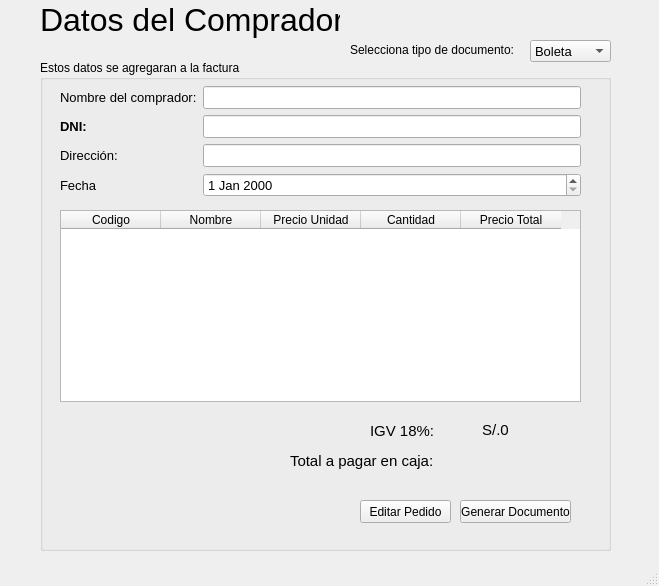
Old version of the form ui/login.ui in the repository nashvent/libreria.
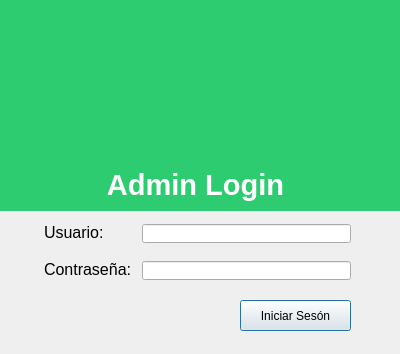
New version of the form. Icons and pictures are not drawn.

Commit message: avance del login

Patch:
```diff
--- a/ui/login.ui
+++ b/ui/login.ui
@@ -1,373 +1,176 @@
 <?xml version="1.0" encoding="UTF-8"?>
 <ui version="4.0">
- <class>MainWindow</class>
- <widget class="QMainWindow" name="MainWindow">
+ <class>Dialog</class>
+ <widget class="QDialog" name="Dialog">
   <property name="geometry">
    <rect>
     <x>0</x>
     <y>0</y>
-    <width>659</width>
-    <height>586</height>
+    <width>400</width>
+    <height>354</height>
    </rect>
   </property>
   <property name="minimumSize">
    <size>
-    <width>659</width>
-    <height>0</height>
+    <width>400</width>
+    <height>354</height>
    </size>
   </property>
   <property name="maximumSize">
    <size>
-    <width>659</width>
-    <height>16777215</height>
+    <width>400</width>
+    <height>354</height>
    </size>
   </property>
   <property name="windowTitle">
    <string>Procesar Compra</string>
   </property>
-  <widget class="QWidget" name="centralwidget">
-   <widget class="QComboBox" name="tipoDocumento">
+  <widget class="QLabel" name="label_2">
     <property name="geometry">
      <rect>
-      <x>530</x>
-      <y>40</y>
-      <width>81</width>
-      <height>22</height>
+     <x>-10</x>
+     <y>0</y>
+     <width>411</width>
+     <height>211</height>
      </rect>
     </property>
     <property name="font">
      <font>
-      <pointsize>10</pointsize>
-     </font>
-    </property>
-    <item>
-     <property name="text">
-      <string>Boleta</string>
-     </property>
-    </item>
-    <item>
+     <pointsize>22</pointsize>
+     <weight>75</weight>
+     <bold>true</bold>
+    </font>
+   </property>
+   <property name="styleSheet">
+    <string notr="true">QLabel{
+	background-color: #2ecc71;
+	color: white;
+	padding-bottom:1px;
+}
+</string>
+   </property>
      <property name="text">
-      <string>Factura</string>
-     </property>
-    </item>
-   </widget>
-   <widget class="QGroupBox" name="groupBox">
+    <string>Admin Login</string>
+   </property>
+   <property name="alignment">
+    <set>Qt::AlignBottom|Qt::AlignHCenter</set>
+   </property>
+  </widget>
+  <widget class="QLabel" name="label_3">
     <property name="geometry">
      <rect>
-      <x>40</x>
-      <y>60</y>
-      <width>571</width>
-      <height>491</height>
-     </rect>
-    </property>
-    <property name="title">
-     <string>Estos datos se agregaran a la factura</string>
-    </property>
-    <widget class="QWidget" name="formLayoutWidget_2">
-     <property name="geometry">
-      <rect>
-       <x>20</x>
+     <x>130</x>
        <y>20</y>
-       <width>521</width>
-       <height>121</height>
-      </rect>
-     </property>
-     <layout class="QFormLayout" name="formLayout_2">
-      <property name="sizeConstraint">
-       <enum>QLayout::SetDefaultConstraint</enum>
-      </property>
-      <property name="horizontalSpacing">
-       <number>6</number>
-      </property>
-      <property name="topMargin">
-       <number>6</number>
-      </property>
+     <width>151</width>
+     <height>141</height>
+    </rect>
+   </property>
+   <property name="text">
+    <string/>
+   </property>
+   <property name="pixmap">
+    <pixmap>img/login.png</pixmap>
+   </property>
+   <property name="scaledContents">
+    <bool>true</bool>
+   </property>
+  </widget>
+  <widget class="QWidget" name="formLayoutWidget">
+   <property name="geometry">
+    <rect>
+     <x>40</x>
+     <y>220</y>
+     <width>311</width>
+     <height>71</height>
+    </rect>
+   </property>
+   <layout class="QFormLayout" name="formLayout">
       <item row="0" column="0">
-       <widget class="QLabel" name="label_3">
+     <widget class="QLabel" name="label_4">
         <property name="font">
          <font>
-          <pointsize>10</pointsize>
-         </font>
-        </property>
+        <pointsize>12</pointsize>
+       </font>
+      </property>
+      <property name="styleSheet">
+       <string notr="true">QLabel{
+	margin-top:2px;
+}</string>
+      </property>
         <property name="text">
-         <string>Nombre del comprador:</string>
-        </property>
-       </widget>
-      </item>
-      <item row="0" column="1">
-       <widget class="QLineEdit" name="nombreDocumento">
-        <property name="font">
-         <font>
-          <pointsize>10</pointsize>
-         </font>
+       <string>Usuario:</string>
         </property>
        </widget>
       </item>
       <item row="1" column="0">
-       <widget class="QLabel" name="documentoLabel">
+     <widget class="QLabel" name="label_5">
+      <property name="font">
+       <font>
+        <pointsize>12</pointsize>
+       </font>
+      </property>
+      <property name="styleSheet">
+       <string notr="true">QLabel{
+	padding-top:9px;
+}</string>
+      </property>
+      <property name="text">
+       <string>Contraseña:</string>
+      </property>
+     </widget>
+    </item>
+    <item row="0" column="1">
+     <widget class="QLineEdit" name="lineUsuario">
         <property name="font">
          <font>
           <pointsize>10</pointsize>
-          <weight>75</weight>
-          <bold>true</bold>
-         </font>
-        </property>
+       </font>
+      </property>
+      <property name="styleSheet">
+       <string notr="true">QLineEdit{
+	margin-top:4px;
+}</string>
+      </property>
         <property name="text">
-         <string>DNI:</string>
+       <string/>
+      </property>
+      <property name="alignment">
+       <set>Qt::AlignLeading|Qt::AlignLeft|Qt::AlignVCenter</set>
         </property>
        </widget>
       </item>
       <item row="1" column="1">
-       <widget class="QLineEdit" name="numeroDocumento">
+     <widget class="QLineEdit" name="linePassword">
         <property name="font">
          <font>
           <pointsize>10</pointsize>
          </font>
         </property>
-       </widget>
-      </item>
-      <item row="2" column="0">
-       <widget class="QLabel" name="label_6">
-        <property name="font">
-         <font>
-          <pointsize>10</pointsize>
-         </font>
-        </property>
-        <property name="text">
-         <string>Dirección:</string>
-        </property>
-       </widget>
-      </item>
-      <item row="2" column="1">
-       <widget class="QLineEdit" name="direccionDocumento">
-        <property name="font">
-         <font>
-          <pointsize>10</pointsize>
-         </font>
-        </property>
-       </widget>
-      </item>
-      <item row="3" column="0">
-       <widget class="QLabel" name="fechaLabel_2">
-        <property name="font">
-         <font>
-          <pointsize>10</pointsize>
-         </font>
-        </property>
-        <property name="text">
-         <string>Fecha</string>
-        </property>
-       </widget>
-      </item>
-      <item row="3" column="1">
-       <widget class="QDateEdit" name="fechaDocumento">
-        <property name="font">
-         <font>
-          <pointsize>10</pointsize>
-         </font>
+      <property name="styleSheet">
+       <string notr="true">QLineEdit{
+	margin-top:12px;
+}</string>
+      </property>
+      <property name="echoMode">
+       <enum>QLineEdit::Password</enum>
         </property>
        </widget>
       </item>
      </layout>
     </widget>
-    <widget class="QTableWidget" name="tablaVenta">
+  <widget class="QPushButton" name="botonLogin">
      <property name="geometry">
       <rect>
-       <x>20</x>
-       <y>150</y>
-       <width>521</width>
-       <height>192</height>
-      </rect>
-     </property>
-     <property name="editTriggers">
-      <set>QAbstractItemView::AnyKeyPressed|QAbstractItemView::EditKeyPressed</set>
-     </property>
-     <column>
-      <property name="text">
-       <string>Codigo</string>
-      </property>
-     </column>
-     <column>
-      <property name="text">
-       <string>Nombre</string>
-      </property>
-     </column>
-     <column>
-      <property name="text">
-       <string>Precio Unidad</string>
-      </property>
-     </column>
-     <column>
-      <property name="text">
-       <string>Cantidad</string>
-      </property>
-     </column>
-     <column>
-      <property name="text">
-       <string>Precio Total</string>
-      </property>
-     </column>
-    </widget>
-    <widget class="QPushButton" name="generarDocumento">
-     <property name="geometry">
-      <rect>
-       <x>420</x>
-       <y>440</y>
+     <x>240</x>
+     <y>300</y>
        <width>111</width>
-       <height>23</height>
+     <height>31</height>
       </rect>
      </property>
      <property name="text">
-      <string>Generar Documento</string>
-     </property>
-    </widget>
-    <widget class="QLabel" name="label">
-     <property name="geometry">
-      <rect>
-       <x>250</x>
-       <y>390</y>
-       <width>151</width>
-       <height>21</height>
-      </rect>
-     </property>
-     <property name="font">
-      <font>
-       <pointsize>11</pointsize>
-      </font>
-     </property>
-     <property name="text">
-      <string>Total a pagar en caja:</string>
-     </property>
-    </widget>
-    <widget class="QLabel" name="totalCobro">
-     <property name="geometry">
-      <rect>
-       <x>410</x>
-       <y>390</y>
-       <width>101</width>
-       <height>21</height>
-      </rect>
-     </property>
-     <property name="font">
-      <font>
-       <pointsize>12</pointsize>
-       <weight>75</weight>
-       <bold>true</bold>
-      </font>
-     </property>
-     <property name="text">
-      <string/>
-     </property>
-     <property name="alignment">
-      <set>Qt::AlignCenter</set>
-     </property>
-    </widget>
-    <widget class="QPushButton" name="editarPedido">
-     <property name="geometry">
-      <rect>
-       <x>320</x>
-       <y>440</y>
-       <width>91</width>
-       <height>23</height>
-      </rect>
-     </property>
-     <property name="text">
-      <string>Editar Pedido</string>
-     </property>
-    </widget>
-    <widget class="QLabel" name="label_4">
-     <property name="geometry">
-      <rect>
-       <x>330</x>
-       <y>360</y>
-       <width>71</width>
-       <height>21</height>
-      </rect>
-     </property>
-     <property name="font">
-      <font>
-       <pointsize>11</pointsize>
-      </font>
-     </property>
-     <property name="text">
-      <string>IGV 18%:</string>
-     </property>
-    </widget>
-    <widget class="QLabel" name="igvLabel">
-     <property name="geometry">
-      <rect>
-       <x>420</x>
-       <y>360</y>
-       <width>71</width>
-       <height>20</height>
-      </rect>
-     </property>
-     <property name="font">
-      <font>
-       <pointsize>11</pointsize>
-      </font>
-     </property>
-     <property name="layoutDirection">
-      <enum>Qt::LeftToRight</enum>
-     </property>
-     <property name="text">
-      <string>S/.0</string>
-     </property>
-     <property name="alignment">
-      <set>Qt::AlignCenter</set>
-     </property>
-    </widget>
-   </widget>
-   <widget class="QLabel" name="labelTitulo">
-    <property name="geometry">
-     <rect>
-      <x>40</x>
-      <y>0</y>
-      <width>300</width>
-      <height>39</height>
-     </rect>
-    </property>
-    <property name="font">
-     <font>
-      <pointsize>24</pointsize>
-      <weight>50</weight>
-      <bold>false</bold>
-     </font>
-    </property>
-    <property name="text">
-     <string>Datos del Comprador</string>
-    </property>
-   </widget>
-   <widget class="QLabel" name="label_2">
-    <property name="geometry">
-     <rect>
-      <x>350</x>
-      <y>40</y>
-      <width>171</width>
-      <height>20</height>
-     </rect>
-    </property>
-    <property name="font">
-     <font>
-      <pointsize>9</pointsize>
-     </font>
-    </property>
-    <property name="text">
-     <string>Selecciona tipo de documento:</string>
-    </property>
-   </widget>
-  </widget>
-  <widget class="QMenuBar" name="menubar">
-   <property name="geometry">
-    <rect>
-     <x>0</x>
-     <y>0</y>
-     <width>659</width>
-     <height>21</height>
-    </rect>
-   </property>
-  </widget>
-  <widget class="QStatusBar" name="statusbar"/>
+    <string>Iniciar Sesón</string>
+   </property>
+  </widget>
  </widget>
  <resources/>
  <connections/>
```
Left out of the diff: 2 changed lines with no effect on the pictures. Lines whose indentation alone changed are shown as unchanged. The commit also changes 19 other files.
